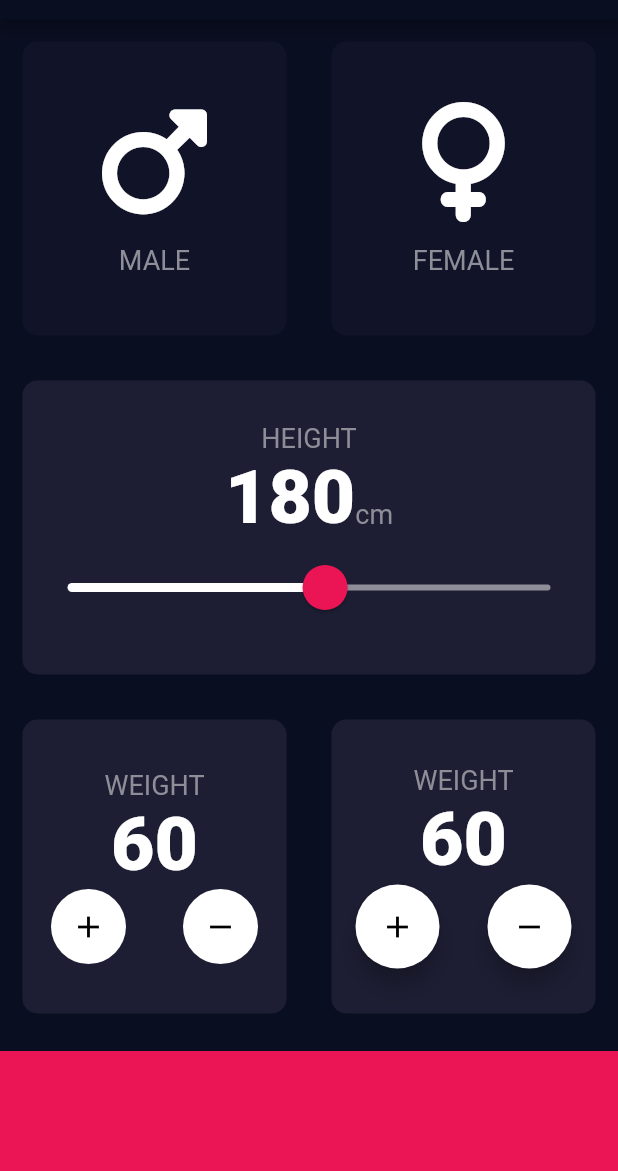
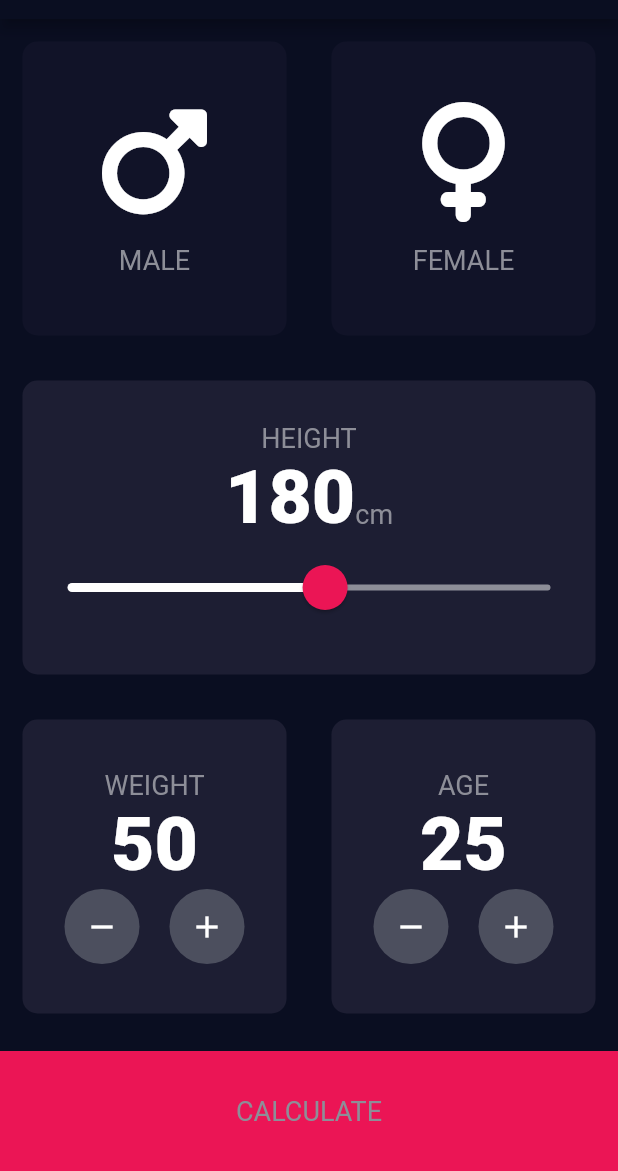
Before and after one commit to dadasamuel/bmi_calculator, a Flutter app: the screen it shows after launch, on a phone screen of 412 x 824 dp, the part 65-1236 px from its top. Run offline on Flutter 3.47's test engine with Material 2 defaults, Android fonts, the phone set to English and light mode, and no system bars; our stand-ins replace font_awesome_flutter.

```diff
--- a/lib/all_class.dart
+++ b/lib/all_class.dart
@@ -43,3 +43,28 @@ class IconContent extends StatelessWidget {
     ]);
   }
 }
+
+
+class CustomContainer extends StatelessWidget {
+  final void Function()? onTap;
+  final IconData icon;
+  const CustomContainer({super.key, required this.onTap, required this.icon});
+
+  @override
+  Widget build(BuildContext context) {
+    return GestureDetector(
+      onTap: onTap,
+      child: Container(
+        height: 50,
+        width: 50,
+        decoration: BoxDecoration(color: Color(0xFF4C4F5E), shape: BoxShape.circle),
+        child: Center(
+          child: Icon(
+            icon,
+            color: Colors.white,
+          ),
+        ),
+      ),
+    );
+  }
+}
--- a/lib/input_page.dart
+++ b/lib/input_page.dart
@@ -37,8 +37,8 @@ class _InputPageState extends State<InputPage> {
   // }
   Gender? gender;
   int heigth = 180;
-  int weight = 60;
-  int age = 60;
+  int weight = 50;
+  int age = 25;
 
   @override
   Widget build(BuildContext context) {
@@ -128,25 +128,26 @@ class _InputPageState extends State<InputPage> {
                   mainAxisAlignment: MainAxisAlignment.center,
                   children: [
                     Text('WEIGHT', style: labelTextStyle),
-                    Text(age.toString(), style: NumberTextStyle),
+                    Text(weight.toString(), style: NumberTextStyle),
                     Row(
-                      mainAxisAlignment: MainAxisAlignment.spaceAround,
+                      mainAxisAlignment: MainAxisAlignment.center,
                       children: [
                         CustomContainer(
                           onTap: () {
                             setState(() {
-                              age++;
+                              weight--;
+                            });
+                          },
+                          icon: Icons.remove,
+                        ),
+                        SizedBox(width: 20.0),
+                        CustomContainer(
+                          onTap: () {
+                            setState(() {
+                              weight++;
                             });
                           },
                           icon: Icons.add,
-                        ),
-                        CustomContainer(
-                          onTap: () {
-                            setState(() {
-                              age--;
-                            });
-                          },
-                          icon: Icons.remove,
                         )
                       ],
                     )
@@ -159,37 +160,38 @@ class _InputPageState extends State<InputPage> {
               cardChild: Column(
                   mainAxisAlignment: MainAxisAlignment.center,
                   children: [
-                    Text('WEIGHT', style: labelTextStyle),
-                    Text(weight.toString(), style: NumberTextStyle),
+                    Text('AGE', style: labelTextStyle),
+                    Text(age.toString(), style: NumberTextStyle),
                     Row(
-                      mainAxisAlignment: MainAxisAlignment.spaceAround,
+                    mainAxisAlignment: MainAxisAlignment.center,
                       children: [
-                        FloatingActionButton(
-                          backgroundColor: Colors.white,
-                          key: const ValueKey('one'),
-                          onPressed: () {
+                        CustomContainer(
+                          onTap: () {
                             setState(() {
-                              weight++;
+                              age--;
                             });
                           },
-                          child: Icon(Icons.add),
+                          icon: Icons.remove,
                         ),
-                        FloatingActionButton(
-                          backgroundColor: Colors.white,
-                          key: const ValueKey('two'),
-                          onPressed: () {
+                         SizedBox(width: 20.0),
+                        CustomContainer(
+                          onTap: () {
                             setState(() {
-                              weight--;
+                              age++;
                             });
                           },
-                          child: Icon(Icons.remove),
-                        ),
+                          icon: Icons.add,
+                        )
                       ],
                     )
                   ]),
             ))
           ])),
           Container(
+            child: Center(
+              child: Text('CALCULATE',
+              style: labelTextStyle, ),
+            ),
             color: Color(0xFFEB1555),
             margin: EdgeInsets.only(top: 10.0),
             width: double.infinity,
@@ -200,27 +202,3 @@ class _InputPageState extends State<InputPage> {
     );
   }
 }
-
-class CustomContainer extends StatelessWidget {
-  final void Function()? onTap;
-  final IconData icon;
-  const CustomContainer({super.key, required this.onTap, required this.icon});
-
-  @override
-  Widget build(BuildContext context) {
-    return GestureDetector(
-      onTap: onTap,
-      child: Container(
-        height: 50,
-        width: 50,
-        decoration: BoxDecoration(color: Colors.white, shape: BoxShape.circle),
-        child: Center(
-          child: Icon(
-            icon,
-            color: Colors.black,
-          ),
-        ),
-      ),
-    );
-  }
-}
```
